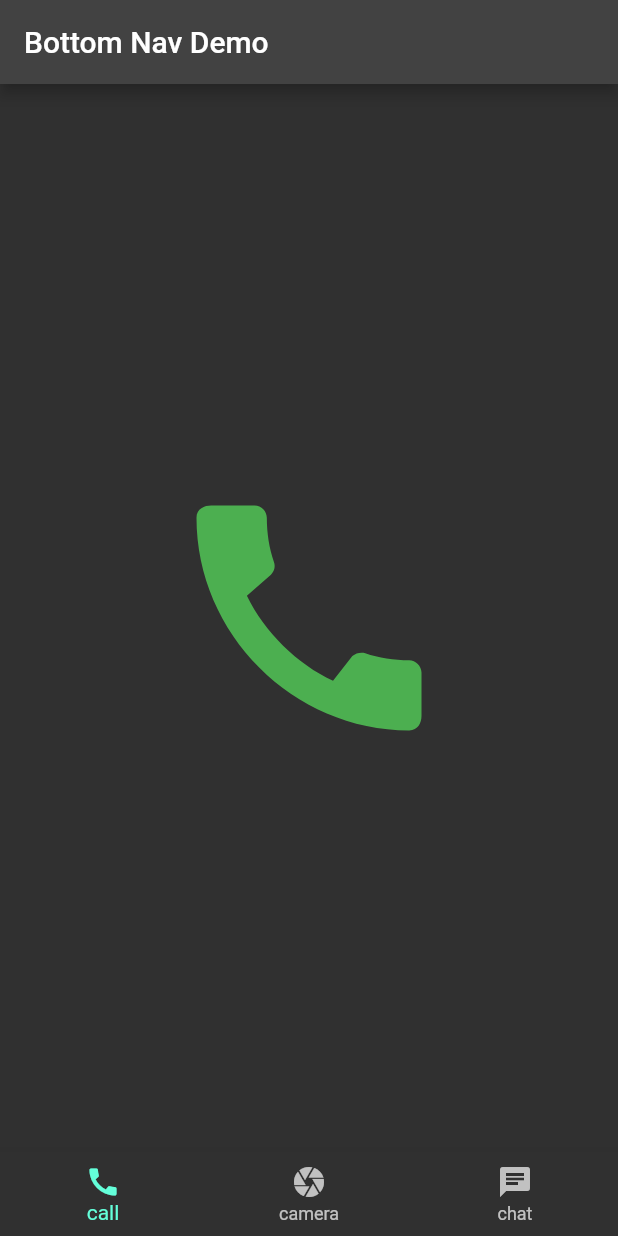
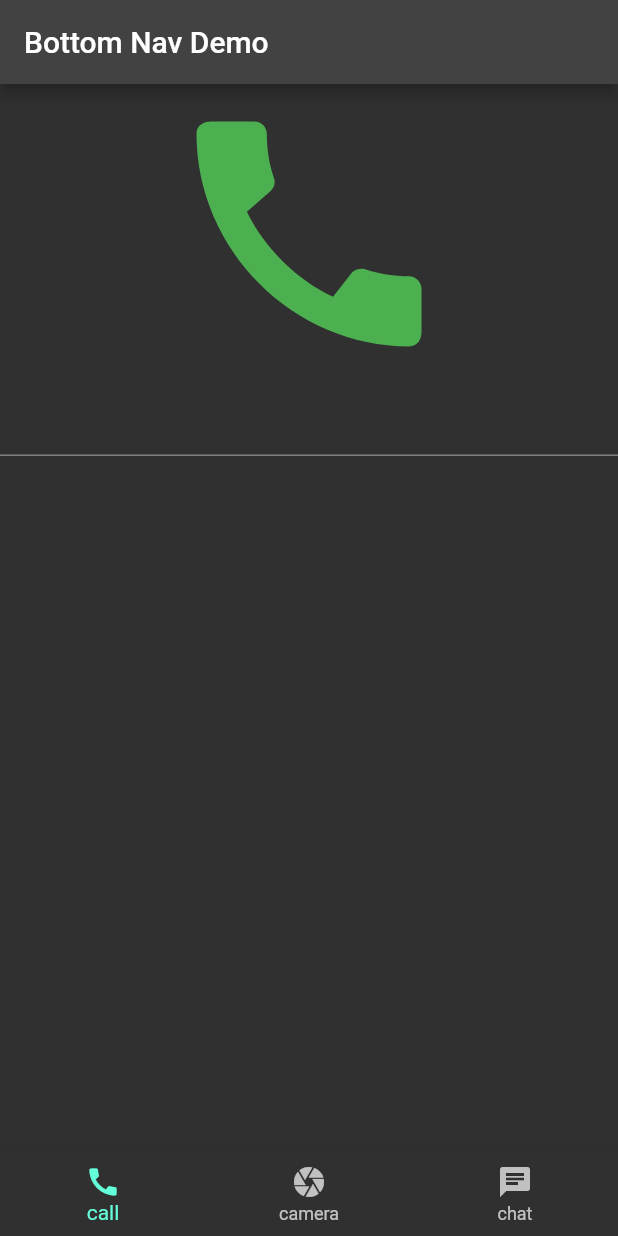
Before and after one commit to Shrine-0/BottomNavBar, a Flutter app: the screen it shows after launch, on a phone screen of 412 x 824 dp. Run offline on Flutter 3.47's test engine with Material 2 defaults, Android fonts, the phone set to English and light mode, and no system bars.

Commit message:
sate maintained

```diff
--- a/lib/Home.dart
+++ b/lib/Home.dart
@@ -8,6 +8,25 @@ class Home extends StatefulWidget {
 
 class _HomeState extends State<Home> {
   int _selectedIndex = 0;
+  // static const List _text = [
+  //   Image(
+  //     image: NetworkImage(
+  //         "https://cdn.pixabay.com/photo/2015/04/23/22/00/tree-736885_1280.jpg"),
+  //   ),
+  //   Image(
+  //     image: NetworkImage(
+  //         "https://i.pinimg.com/474x/69/44/39/694439b3031503a7564eda9e24f673eb.jpg"),
+  //   ),
+  //   Image(
+  //     image: NetworkImage(
+  //         "https://t3.ftcdn.net/jpg/03/02/31/66/360_F_302316661_mwwHgrXkBWAg0JSKGIowZzvGSxmUR554.jpg"),
+  //   ),
+  // ];
+  static const List<Widget> _text = <Widget>[
+    TextField(),
+    Text("camera"),
+    Text("message"),
+  ];
   static const List<Widget> _pages = <Widget>[
     Icon(
       Icons.call,
@@ -35,7 +54,15 @@ class _HomeState extends State<Home> {
           title: Text("Bottom Nav Demo"),
         ),
         body: Center(
-          child: _pages.elementAt(_selectedIndex),
+          child: Column(
+            children: [
+              _pages.elementAt(_selectedIndex),
+              IndexedStack(
+                index: _selectedIndex,
+                children: _text,
+              ),
+            ],
+          ),
         ),
         bottomNavigationBar: BottomNavigationBar(
           items: const <BottomNavigationBarItem>[
```
